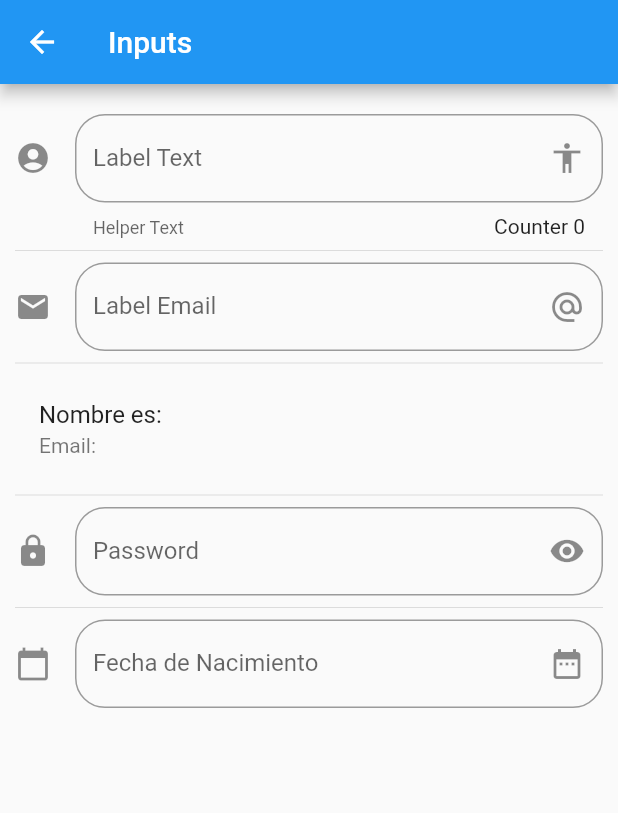
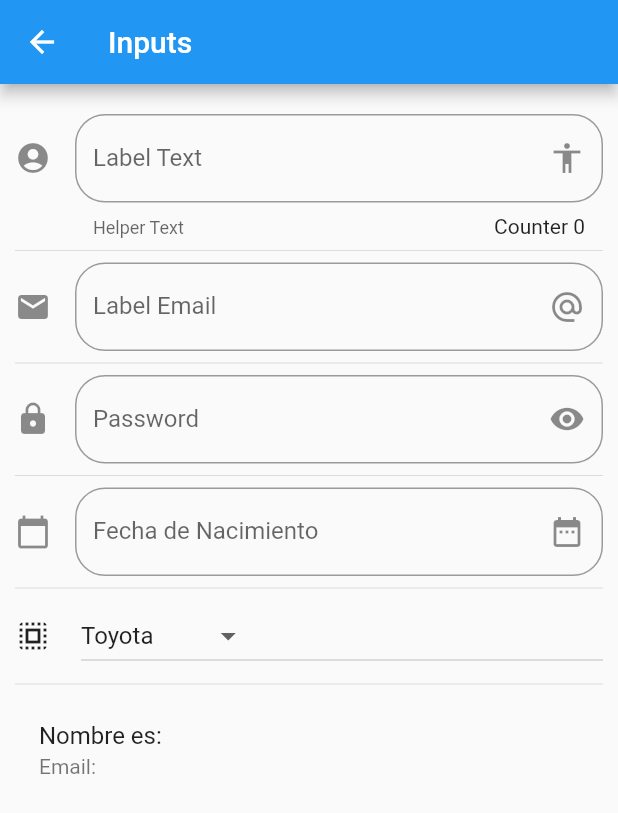
Before and after one commit to mario-monzon/componentes, a Flutter app: the InputPage screen opened by its route, on a phone screen of 412 x 824 dp. Shown: the top 813 px of the screen. Run offline on Flutter 3.47's test engine with Material 2 defaults, Android fonts, the phone set to English and light mode, and no system bars.

```diff
--- a/lib/src/pages/home_page.dart
+++ b/lib/src/pages/home_page.dart
@@ -1,6 +1,5 @@
-import 'package:componentes/src/pages/alert_page.dart';
+import 'package:flutter/material.dart';
 import 'package:componentes/src/utils/icon_string_util.dart';
-import 'package:flutter/material.dart';
 import 'package:componentes/src/providers/menu_provider.dart';
 
 class HomePage extends StatelessWidget {
--- a/lib/src/pages/input_page.dart
+++ b/lib/src/pages/input_page.dart
@@ -10,6 +10,12 @@ class _InputPageState extends State<InputPage> {
   String _name  = '';
   String _email = '';
   String _password = '';
+  String _date = '';
+
+  List<String> _brands = ['Toyota', 'Opel', 'Nissan', 'Honda', 'Renault', 'Ford', 'Fiat', 'Audi', 'Volkswagen', 'Skoda'];
+  String _optSelected = 'Toyota';
+
+  TextEditingController _inputFieldDateController = new TextEditingController();
 
   @override
   Widget build(BuildContext context) {
@@ -24,11 +30,13 @@ class _InputPageState extends State<InputPage> {
           Divider(),
           _createEmail(),
           Divider(),
-          _createPerson(),
-          Divider(),
           _createPassword(),
           Divider(),
           _createDate(context),
+          Divider(),
+          _createDropdown(),
+          Divider(),
+          _createPerson(),
         ],
       ),
     );
@@ -106,6 +114,7 @@ class _InputPageState extends State<InputPage> {
   Widget _createDate( BuildContext context ) {
     return TextField(
       enableInteractiveSelection: false,
+      controller: _inputFieldDateController,
       keyboardType: TextInputType.datetime,
       decoration: InputDecoration(
           border: OutlineInputBorder(
@@ -127,12 +136,59 @@ class _InputPageState extends State<InputPage> {
   _selectDate(BuildContext context) async{
 
     DateTime picked = await showDatePicker(
-        context: null,
-        initialDate: null,
-        firstDate: null,
-        lastDate: null
+        context: context,
+        locale: Locale('es', 'ES'),
+        initialDate: new DateTime.now(),
+        firstDate: new DateTime(2018),
+        lastDate: new DateTime(2025)
     );
+
+    if ( picked != null ) {
+      setState(() {
+        _date = picked.toString();
+        _inputFieldDateController.text = _date;
+      });
+    }
+
+  } // _selectDate
+
+
+  List<DropdownMenuItem<String>> getOptionsDropdown() {
+
+    List<DropdownMenuItem<String>> list = new List();
+
+    _brands.forEach( (brand) {
+      list.add( DropdownMenuItem(
+          child: Text(brand),
+          value: brand
+      ));
+
+    });
+
+    return list;
   }
+
+  Widget _createDropdown() {
+
+    return Row(
+      children: [
+        Icon(Icons.select_all),
+        SizedBox(width: 20.0),
+        Expanded(
+          child: DropdownButton(
+            value: _optSelected,
+            items: getOptionsDropdown(),
+            onChanged: (opt){
+              setState(() {
+                _optSelected = opt;
+              });
+            },
+          ),
+        ),
+      ],
+    );
+
+  } // _createDropdown
 
   Widget _createPerson() {
     return ListTile(
@@ -140,4 +196,9 @@ class _InputPageState extends State<InputPage> {
       subtitle: Text('Email: $_email'),
     );
   }
+
+  _metodo(){
+
+  }
+
 }
--- a/lib/src/routes/routes.dart
+++ b/lib/src/routes/routes.dart
@@ -1,4 +1,6 @@
 import 'package:flutter/material.dart';
+import 'package:componentes/src/pages/listview_page.dart';
+import 'package:componentes/src/pages/slider_page.dart';
 import 'package:componentes/src/pages/animated_page.dart';
 import 'package:componentes/src/pages/input_page.dart';
 import 'package:componentes/src/pages/alert_page.dart';
@@ -15,7 +17,8 @@ Map<String, WidgetBuilder> getApplicationRoutes() {
     'card'      : ( BuildContext context ) => CardPage(),
     'animation' : ( BuildContext context ) => AnimatedContainerPage(),
     'inputs'    : ( BuildContext context ) => InputPage(),
-    // 'slider'    : ( BuildContext context ) => SliderPage(),
+    'slider'    : ( BuildContext context ) => SliderPage(),
+    'listview'    : ( BuildContext context ) => ListviewPage(),
     // 'list'      : ( BuildContext context ) => ListPage()
   };
 
--- a/lib/src/utils/icon_string_util.dart
+++ b/lib/src/utils/icon_string_util.dart
@@ -6,7 +6,9 @@ final _icons = <String, IconData>{
   'accessibility' : Icons.accessibility,
   'folder_open'   : Icons.folder_open,
   'agriculture'   : Icons.agriculture,
-  'input'         : Icons.input
+  'input'         : Icons.input,
+  'view_carousel' : Icons.view_carousel,
+  'list'          : Icons.list
 
 };
 
--- a/pubspec.yaml
+++ b/pubspec.yaml
@@ -22,6 +22,8 @@ environment:
 
 dependencies:
   flutter:
+    sdk: flutter
+  flutter_localizations:
     sdk: flutter
 
 
```
Also changed, not shown: data/menu_opts.json (+10 -0 lines), lib/src/app.dart (+8 -0 lines), lib/src/pages/listview_page.dart (added, +136 -0 lines), lib/src/pages/slider_page.dart (added, +96 -0 lines), assets/img/world_map.png (added), pubspec.lock.
